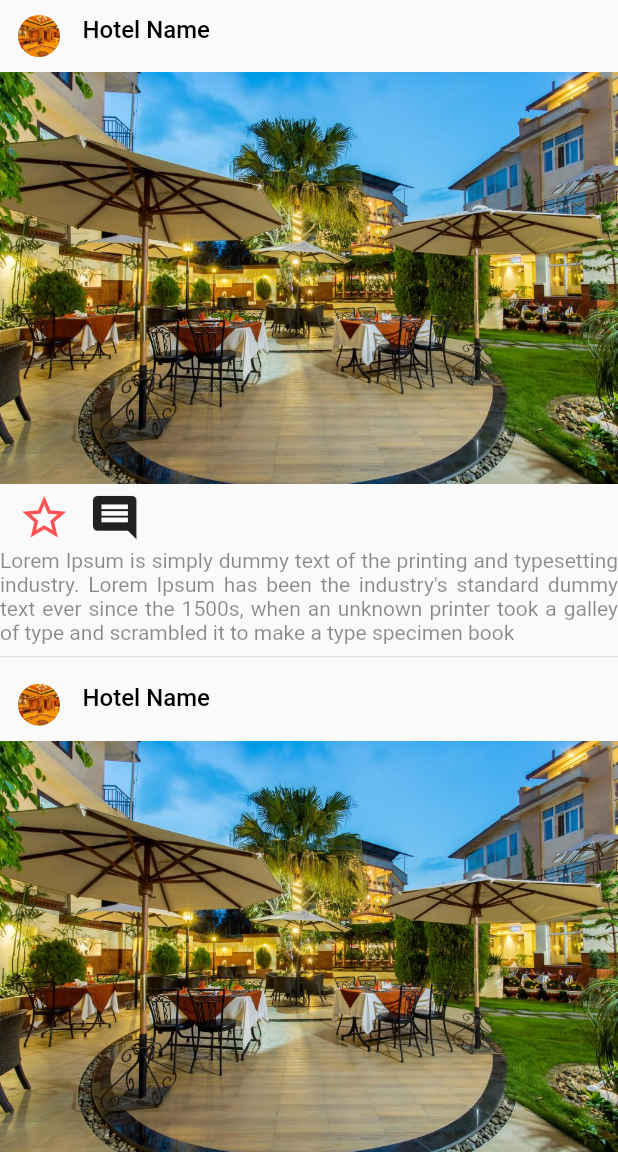
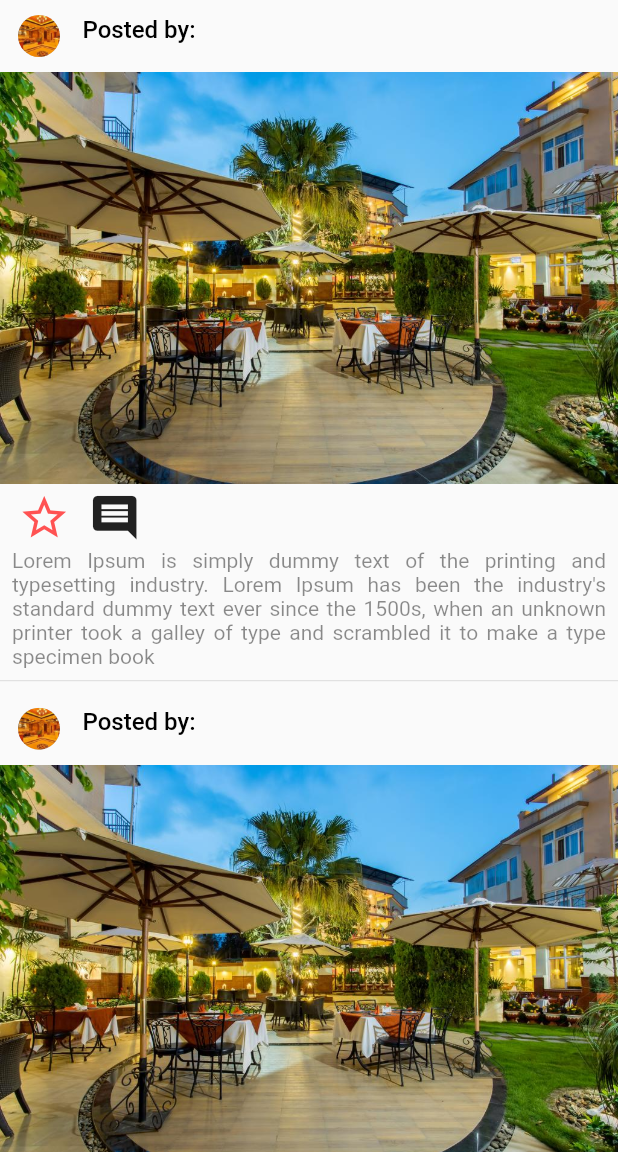
Before and after one commit to i-ces/ACES, a Flutter app: the screen it shows after launch, on a phone screen of 412 x 824 dp, the part 84-1236 px from its top. Run offline on Flutter 3.47's test engine with Material 2 defaults, Android fonts, the phone set to English and light mode, and no system bars; Roboto replaces fonts that are missing (Cursive).

```diff
--- a/lib/homepage.dart
+++ b/lib/homepage.dart
@@ -1,4 +1,5 @@
 import 'package:flutter/material.dart';
+import 'package:ghumnajaam/hotelList.dart';
 
 class Homepage extends StatefulWidget {
   Homepage({Key key}) : super(key: key);
@@ -33,6 +34,14 @@ class _HomepageState extends State<Homepage> {
               card(),
               card(),
               card(),
+              FlatButton(
+                onPressed: (){
+                  Navigator.push(
+    context,
+    MaterialPageRoute(builder: (context) => HotelList()));
+                },
+                child: Text("Hotel page"),
+              ),
             ],
           ),
         ));
@@ -65,7 +74,7 @@ class _HomepageState extends State<Homepage> {
                 width: 15.0,
               ),
               Text(
-                "Hotel Name",
+                "Posted by: ",
                 style: new TextStyle(
                   fontWeight: FontWeight.w500,
                   color: Colors.black,
@@ -79,8 +88,9 @@ class _HomepageState extends State<Homepage> {
           ),
           Container(
             width: MediaQuery.of(context).size.width,
-            child: Image.asset("assets/hotelview1.jpg",
-            fit: BoxFit.fitWidth,
+            child: Image.asset(
+              "assets/hotelview1.jpg",
+              fit: BoxFit.fitWidth,
             ),
           ),
           SizedBox(
@@ -92,22 +102,36 @@ class _HomepageState extends State<Homepage> {
               SizedBox(
                 width: 12.0,
               ),
-              Icon(Icons.star_border,color: Colors.redAccent,size: 35.0,),
+              Icon(
+                Icons.star_border,
+                color: Colors.redAccent,
+                size: 35.0,
+              ),
               SizedBox(
                 width: 12.0,
               ),
-              Icon(Icons.insert_comment,color: Colors.black87,size: 35.0,),
+              Icon(
+                Icons.insert_comment,
+                color: Colors.black87,
+                size: 35.0,
+              ),
             ],
           ),
           SizedBox(
             height: 3.0,
           ),
-          Text("Lorem Ipsum is simply dummy text of the printing and typesetting industry. Lorem Ipsum has been the industry's standard dummy text ever since the 1500s, when an unknown printer took a galley of type and scrambled it to make a type specimen book",
-          style: new TextStyle(
-            color: Colors.black45,
-          ),
-
-          textAlign: TextAlign.justify,
+          Padding(
+            padding: EdgeInsets.only(
+              left: 8.0,
+              right: 8.0,
+            ),
+            child: Text(
+              "Lorem Ipsum is simply dummy text of the printing and typesetting industry. Lorem Ipsum has been the industry's standard dummy text ever since the 1500s, when an unknown printer took a galley of type and scrambled it to make a type specimen book",
+              style: new TextStyle(
+                color: Colors.black45,
+              ),
+              textAlign: TextAlign.justify,
+            ),
           ),
           Divider(),
         ],
```
Also changed, not shown: lib/hotelList.dart (added, +17 -0 lines), flutter_01.png (added), 2 other files.
